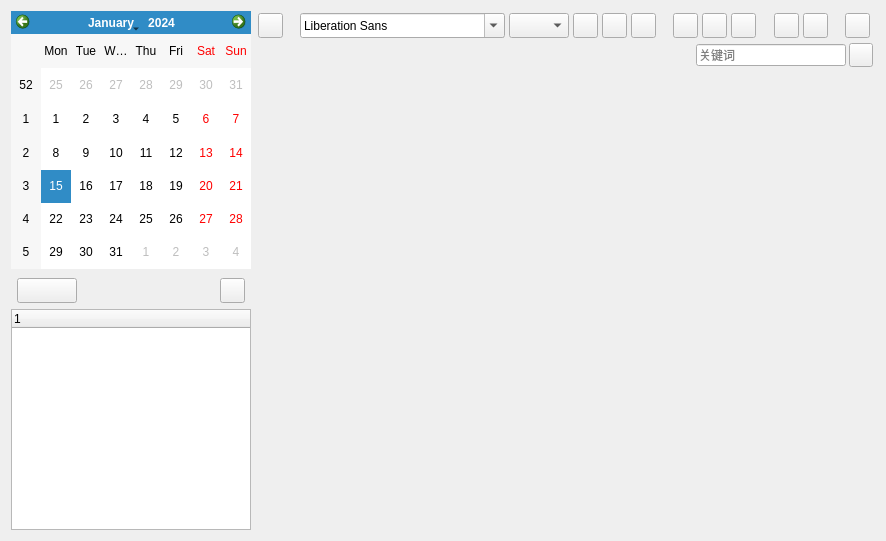
WatsonJay/tomato_farm, file gui/memoWidget.ui: the form before one commit.
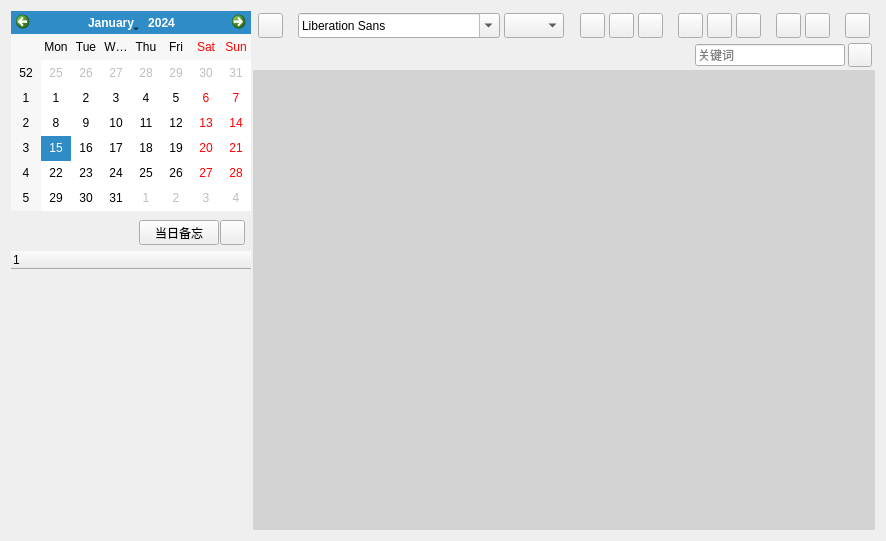
The form after the commit. Icons and pictures are not drawn.

Diff of the .ui file:
```diff
--- a/gui/memoWidget.ui
+++ b/gui/memoWidget.ui
@@ -18,7 +18,7 @@
     <number>2</number>
    </property>
    <item>
-    <layout class="QVBoxLayout" name="verticalLayout" stretch="4,4">
+    <layout class="QVBoxLayout" name="verticalLayout" stretch="1,8">
      <property name="spacing">
       <number>3</number>
      </property>
@@ -52,7 +52,23 @@
         </property>
         <item>
          <widget class="QWidget" name="widget" native="true">
+          <property name="styleSheet">
+           <string notr="true">QWidget&gt;QPushButton{
+	background-color: #d1d1d1;
+	border-radius:3px;
+}
+QWidget&gt;QPushButton:hover{
+	background-color: #ababab;
+}
+QWidget&gt;QPushButton:pressed{
+	background-color: #ababab;
+	background:#c0d5d6;
+}</string>
+          </property>
           <layout class="QHBoxLayout" name="horizontalLayout_4">
+           <property name="spacing">
+            <number>1</number>
+           </property>
            <property name="leftMargin">
             <number>6</number>
            </property>
@@ -65,25 +81,6 @@
            <property name="bottomMargin">
             <number>6</number>
            </property>
-           <item>
-            <widget class="QPushButton" name="pushButton_12">
-             <property name="minimumSize">
-              <size>
-               <width>60</width>
-               <height>25</height>
-              </size>
-             </property>
-             <property name="maximumSize">
-              <size>
-               <width>60</width>
-               <height>25</height>
-              </size>
-             </property>
-             <property name="text">
-              <string/>
-             </property>
-            </widget>
-           </item>
            <item>
             <spacer name="horizontalSpacer_5">
              <property name="orientation">
@@ -98,7 +95,31 @@
             </spacer>
            </item>
            <item>
-            <widget class="QPushButton" name="pushButton_13">
+            <widget class="QPushButton" name="addTodayButton">
+             <property name="minimumSize">
+              <size>
+               <width>80</width>
+               <height>25</height>
+              </size>
+             </property>
+             <property name="maximumSize">
+              <size>
+               <width>80</width>
+               <height>25</height>
+              </size>
+             </property>
+             <property name="font">
+              <font>
+               <family>Microsoft YaHei UI</family>
+              </font>
+             </property>
+             <property name="text">
+              <string>当日备忘</string>
+             </property>
+            </widget>
+           </item>
+           <item>
+            <widget class="QPushButton" name="showMenuButton">
              <property name="minimumSize">
               <size>
                <width>25</width>
@@ -114,13 +135,30 @@
              <property name="text">
               <string/>
              </property>
+             <property name="icon">
+              <iconset resource="../icon/icons.qrc">
+               <normaloff>:/icon/down.png</normaloff>:/icon/down.png</iconset>
+             </property>
+             <property name="iconSize">
+              <size>
+               <width>8</width>
+               <height>8</height>
+              </size>
+             </property>
             </widget>
            </item>
           </layout>
          </widget>
         </item>
         <item>
-         <widget class="QTreeWidget" name="treeWidget"/>
+         <widget class="QTreeWidget" name="treeWidget">
+          <property name="styleSheet">
+           <string notr="true">QTreeWidget{
+	border:none;
+	background-color: rgba(209, 209, 209, 0);
+}</string>
+          </property>
+         </widget>
         </item>
        </layout>
       </widget>
@@ -134,6 +172,18 @@
      </property>
      <item>
       <widget class="QWidget" name="widget_3" native="true">
+       <property name="minimumSize">
+        <size>
+         <width>0</width>
+         <height>29</height>
+        </size>
+       </property>
+       <property name="maximumSize">
+        <size>
+         <width>16777215</width>
+         <height>29</height>
+        </size>
+       </property>
        <property name="styleSheet">
         <string notr="true">QWidget&gt;QPushButton{
 	border:none;
@@ -230,7 +280,20 @@
          </widget>
         </item>
         <item>
-         <widget class="QPushButton" name="pushButton">
+         <spacer name="horizontalSpacer_7">
+          <property name="orientation">
+           <enum>Qt::Horizontal</enum>
+          </property>
+          <property name="sizeHint" stdset="0">
+           <size>
+            <width>40</width>
+            <height>20</height>
+           </size>
+          </property>
+         </spacer>
+        </item>
+        <item>
+         <widget class="QPushButton" name="bordButton">
           <property name="minimumSize">
            <size>
             <width>25</width>
@@ -495,13 +558,13 @@
          <number>3</number>
         </property>
         <property name="leftMargin">
-         <number>2</number>
+         <number>3</number>
         </property>
         <property name="topMargin">
          <number>0</number>
         </property>
         <property name="rightMargin">
-         <number>2</number>
+         <number>3</number>
         </property>
         <property name="bottomMargin">
          <number>0</number>
@@ -568,7 +631,7 @@
        </property>
        <property name="background">
         <brush brushstyle="SolidPattern">
-         <color alpha="0">
+         <color alpha="90">
           <red>160</red>
           <green>160</green>
           <blue>160</blue>
```
Left out of the diff: 71 changed lines with no effect on the pictures.
